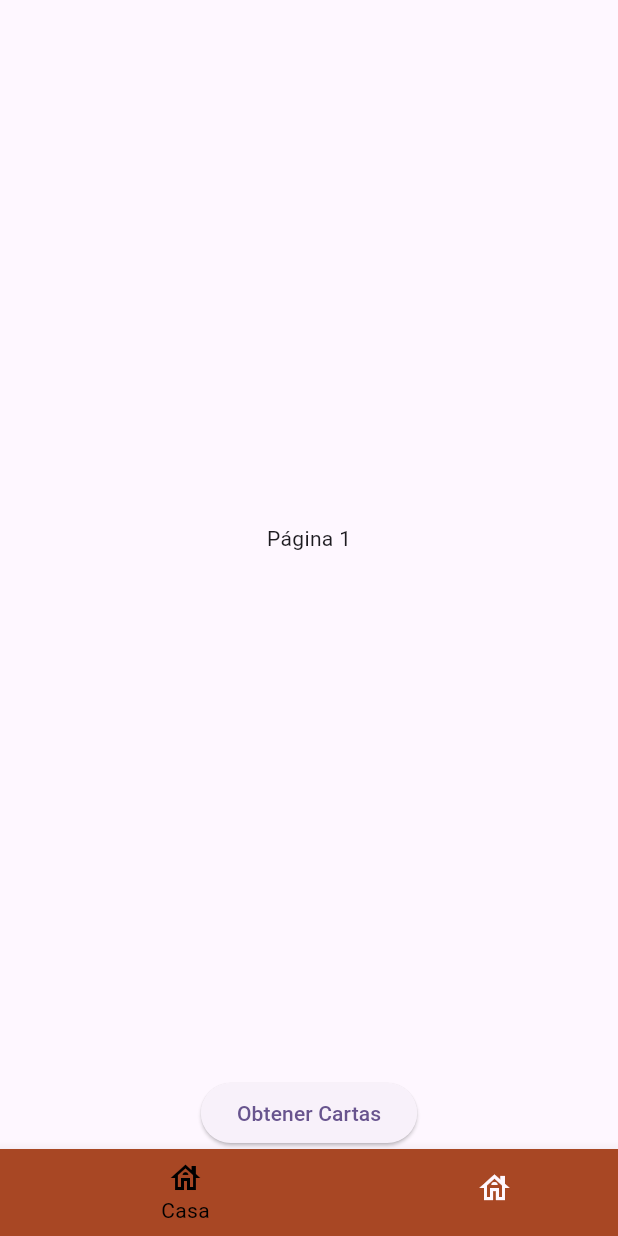
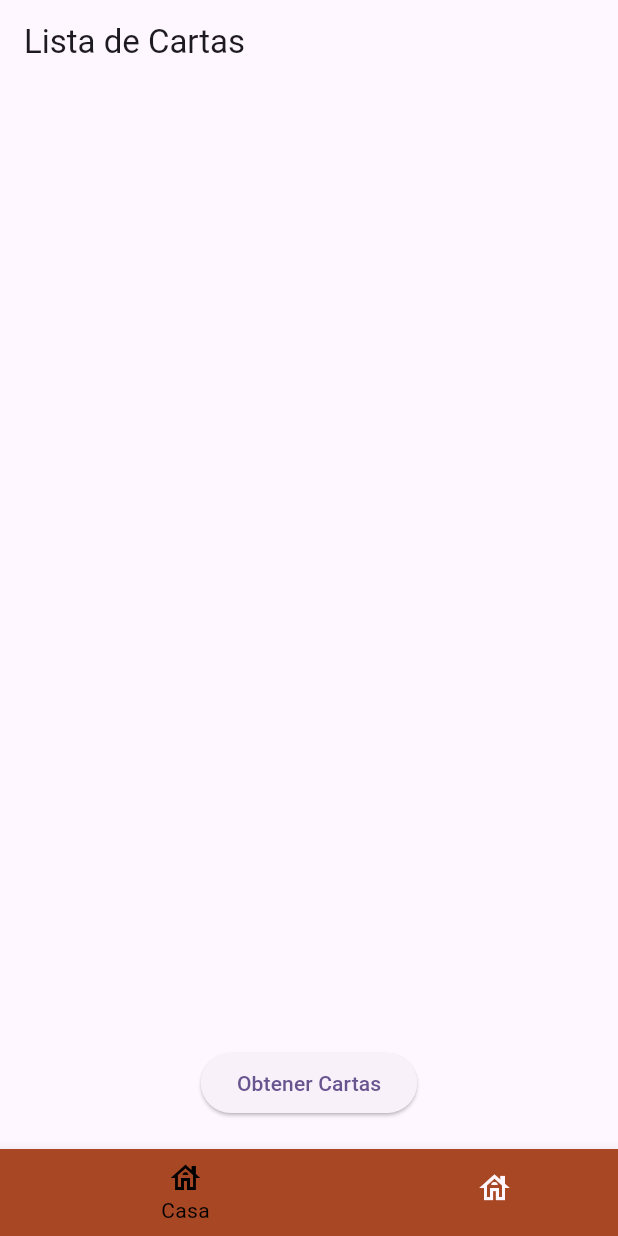
Before and after one commit to pos7t0/Magic_Maze, a Flutter app: the screen it shows after launch, on a phone screen of 412 x 824 dp. Run offline on Flutter 3.47's test engine with Material 3 defaults, Android fonts, the light colour scheme and no system bars.

Commit message:
Pasar informacion a otra pagina

```diff
--- a/magic_maze/lib/pages/MyhomePage.dart
+++ b/magic_maze/lib/pages/MyhomePage.dart
@@ -1,6 +1,6 @@
 import 'package:flutter/material.dart';
-import 'package:magic_maze/utils/api_helper.dart';
-import 'package:magic_maze/models/magic_card.dart';
+import 'package:magic_maze/pages/randomDeckPage.dart';
+
 
 class MyHomePage extends StatefulWidget {
   const MyHomePage({super.key, required this.title});
@@ -13,13 +13,11 @@ class MyHomePage extends StatefulWidget {
 
 class _MyHomePageState extends State<MyHomePage> {
   int _selectedIndex = 0;
-  final MagicApiHelper apiHelper = MagicApiHelper();
-  List<MagicCard> _cards = []; // Lista para almacenar las cartas obtenidas
 
   // Lista de las páginas que quieres mostrar
   static const List<Widget> _pages = <Widget>[
-    Center(child: Text('Página 1')),
-    Center(child: Text('Página 2')),
+    RandomDeckPage(),
+    RandomDeckPage(),
   ];
 
   void _onItemTapped(int index) {
@@ -28,57 +26,11 @@ class _MyHomePageState extends State<MyHomePage> {
     });
   }
 
-  // Método que se ejecuta al presionar el botón para obtener cartas aleatorias
-  void _fetchRandomCards() async {
-    try {
-      // Solicitar un número aleatorio de cartas dentro del rango permitido
-      const int randomCount = 60; // Cambiar a cualquier valor entre 60 y 100
-      List<MagicCard> cards =
-          await apiHelper.fetchRandomCards(count: randomCount);
-      setState(() {
-        _cards = cards;
-      });
-    } catch (e) {
-      // Si ocurre un error, mostramos un mensaje
-      ScaffoldMessenger.of(context).showSnackBar(
-        SnackBar(content: Text('Error al cargar cartas: $e')),
-      );
-    }
-  }
-
   @override
   Widget build(BuildContext context) {
     return Scaffold(
       body: Center(
-        child: Column(
-          mainAxisAlignment: MainAxisAlignment.center,
-          children: [
-            Expanded(
-              child: _pages[_selectedIndex], // Página seleccionada
-            ),
-            ElevatedButton(
-              onPressed:
-                  _fetchRandomCards, // Llamar al método cuando se presiona el botón
-              child: const Text('Obtener Cartas'),
-            ),
-            // Mostrar las cartas obtenidas (si las hay)
-            if (_cards.isNotEmpty)
-              Expanded(
-                child: ListView.builder(
-                  itemCount: _cards.length,
-                  itemBuilder: (context, index) {
-                    var card = _cards[index];
-                    return ListTile(
-                      title: Text(
-                          card.name), // Acceder a las propiedades directamente
-                      subtitle: Text(
-                          card.type), // Acceder a las propiedades directamente
-                    );
-                  },
-                ),
-              ),
-          ],
-        ),
+        child: _pages[_selectedIndex], // Mostrar la página seleccionada
       ),
       bottomNavigationBar: BottomNavigationBar(
         type: BottomNavigationBarType.shifting,
--- /dev/null
+++ b/magic_maze/lib/pages/randomDeckPage.dart
@@ -0,0 +1,71 @@
+import 'package:flutter/material.dart';
+import 'package:magic_maze/models/magic_card.dart';
+import 'package:magic_maze/utils/api_helper.dart';
+
+class RandomDeckPage extends StatefulWidget {
+  const RandomDeckPage({Key? key}) : super(key: key);
+
+  @override
+  State<RandomDeckPage> createState() => _RandomDeckPageState();
+}
+
+class _RandomDeckPageState extends State<RandomDeckPage> {
+  final MagicApiHelper apiHelper = MagicApiHelper();
+  List<MagicCard> _cards = [];
+
+  // Método para obtener cartas aleatorias
+  void _fetchRandomCards() async {
+    try {
+      const int randomCount = 60; // Número de cartas a obtener
+      List<MagicCard> cards =
+          await apiHelper.fetchRandomCards(count: randomCount);
+      setState(() {
+        _cards = cards;
+      });
+    } catch (e) {
+      // Mostrar un mensaje en caso de error
+      ScaffoldMessenger.of(context).showSnackBar(
+        SnackBar(content: Text('Error al cargar cartas: $e')),
+      );
+    }
+  }
+
+  @override
+  Widget build(BuildContext context) {
+    return Scaffold(
+      appBar: AppBar(
+        title: const Text('Lista de Cartas'),
+      ),
+      body: Stack(
+        children: [
+          // Lista de cartas
+          if (_cards.isNotEmpty)
+            ListView.builder(
+              itemCount: _cards.length,
+              padding: const EdgeInsets.only(bottom: 80),
+              itemBuilder: (context, index) {
+                var card = _cards[index];
+                return ListTile(
+                  title: Text(card.name),
+                  subtitle: Text(card.type),
+                );
+              },
+            ),
+          // Botón en la parte inferior central
+
+          Positioned(
+            bottom: 20,
+            left: 0,
+            right: 0,
+            child: Center(
+              child: ElevatedButton(
+                onPressed: _fetchRandomCards,
+                child: const Text('Obtener Cartas'),
+              ),
+            ),
+          ),
+        ],
+      ),
+    );
+  }
+}
```
Also changed, not shown: magic_maze/pubspec.lock.
